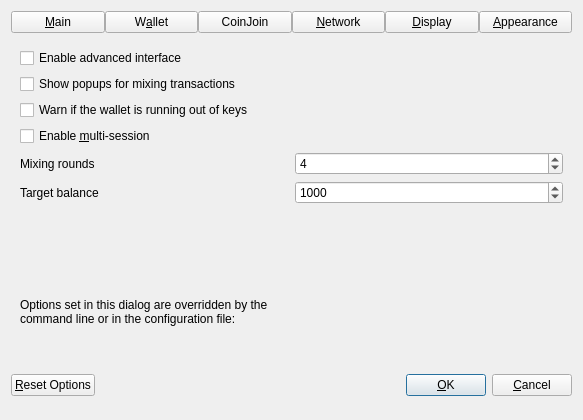
Qt form src/qt/forms/optionsdialog.ui (barrystyle/datos) before a commit.
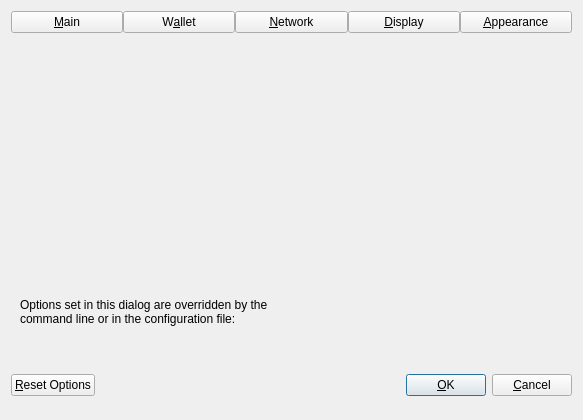
The same form after that commit. The open tabs and pages were chosen to show the change. Custom widgets are drawn as their Qt base class.

Commit message: ui: remove unused features from options dialog

```diff
--- a/src/qt/forms/optionsdialog.ui
+++ b/src/qt/forms/optionsdialog.ui
@@ -51,16 +51,6 @@
        </property>
       </widget>
      </item>
-     <item>
-      <widget class="QPushButton" name="btnCoinJoin">
-       <property name="text">
-        <string notr="true">CoinJoin</string>
-       </property>
-       <property name="checkable">
-        <bool>true</bool>
-       </property>
-      </widget>
-     </item>
      <item>
       <widget class="QPushButton" name="btnNetwork">
        <property name="text">
@@ -375,132 +365,6 @@
        </item>
       </layout>
      </widget>
-     <widget class="QWidget" name="pageCoinJoin">
-      <layout class="QVBoxLayout" name="verticalLayout_4">
-       <item>
-        <widget class="QCheckBox" name="showAdvancedCJUI">
-         <property name="toolTip">
-          <string>Show additional information and buttons on overview screen.</string>
-         </property>
-         <property name="text">
-          <string>Enable advanced interface</string>
-         </property>
-        </widget>
-       </item>
-       <item>
-        <widget class="QCheckBox" name="showCoinJoinPopups">
-         <property name="toolTip">
-          <string>Show system popups for mixing transactions&lt;br/&gt;just like for all other transaction types.</string>
-         </property>
-         <property name="text">
-          <string>Show popups for mixing transactions</string>
-         </property>
-        </widget>
-       </item>
-       <item>
-        <widget class="QCheckBox" name="lowKeysWarning">
-         <property name="toolTip">
-          <string>Show warning dialog when the wallet has very low number of keys left.</string>
-         </property>
-         <property name="text">
-          <string>Warn if the wallet is running out of keys</string>
-         </property>
-        </widget>
-       </item>
-       <item>
-        <widget class="QCheckBox" name="coinJoinMultiSession">
-         <property name="toolTip">
-          <string>Whether to use experimental mode with multiple mixing sessions per block.&lt;br/&gt;Note: You must use this feature carefully.&lt;br/&gt;Make sure you always have recent wallet (auto)backup in a safe place!</string>
-         </property>
-         <property name="text">
-          <string>Enable &amp;multi-session</string>
-         </property>
-        </widget>
-       </item>
-       <item>
-        <layout class="QHBoxLayout" name="horizontalLayout_4_Wallet">
-         <item>
-          <widget class="QLabel" name="lblCoinJoinRoundsText">
-           <property name="toolTip">
-            <string>This setting determines the amount of individual masternodes that an input will be mixed through.&lt;br/&gt;More rounds of mixing gives a higher degree of privacy, but also costs more in fees.</string>
-           </property>
-           <property name="text">
-            <string>Mixing rounds</string>
-           </property>
-          </widget>
-         </item>
-         <item>
-          <widget class="QSpinBox" name="coinJoinRounds">
-           <property name="minimum">
-            <number>2</number>
-           </property>
-           <property name="maximum">
-            <number>16</number>
-           </property>
-           <property name="value">
-            <number>4</number>
-           </property>
-          </widget>
-         </item>
-        </layout>
-       </item>
-       <item>
-        <layout class="QHBoxLayout" name="horizontalLayout">
-         <item>
-          <widget class="QLabel" name="lblCoinJoinAmountText">
-           <property name="toolTip">
-            <string>This amount acts as a threshold to turn off mixing once it's reached.</string>
-           </property>
-           <property name="statusTip">
-            <string notr="true"/>
-           </property>
-           <property name="whatsThis">
-            <string notr="true"/>
-           </property>
-           <property name="accessibleName">
-            <string notr="true"/>
-           </property>
-           <property name="accessibleDescription">
-            <string notr="true"/>
-           </property>
-           <property name="text">
-            <string>Target balance</string>
-           </property>
-          </widget>
-         </item>
-         <item>
-          <widget class="QSpinBox" name="coinJoinAmount">
-           <property name="minimum">
-            <number>2</number>
-           </property>
-           <property name="maximum">
-            <number>2000</number>
-           </property>
-           <property name="singleStep">
-            <number>10</number>
-           </property>
-           <property name="value">
-            <number>1000</number>
-           </property>
-          </widget>
-         </item>
-        </layout>
-       </item>
-       <item>
-        <spacer name="verticalSpacerPS">
-         <property name="orientation">
-          <enum>Qt::Vertical</enum>
-         </property>
-         <property name="sizeHint" stdset="0">
-          <size>
-           <width>20</width>
-           <height>40</height>
-          </size>
-         </property>
-        </spacer>
-       </item>
-      </layout>
-     </widget>
      <widget class="QWidget" name="pageNetwork">
       <layout class="QVBoxLayout" name="verticalLayout_Network">
        <item>
```
Left out of the diff: 24 changed lines with no effect on the pictures. The commit also changes 1 other file.
